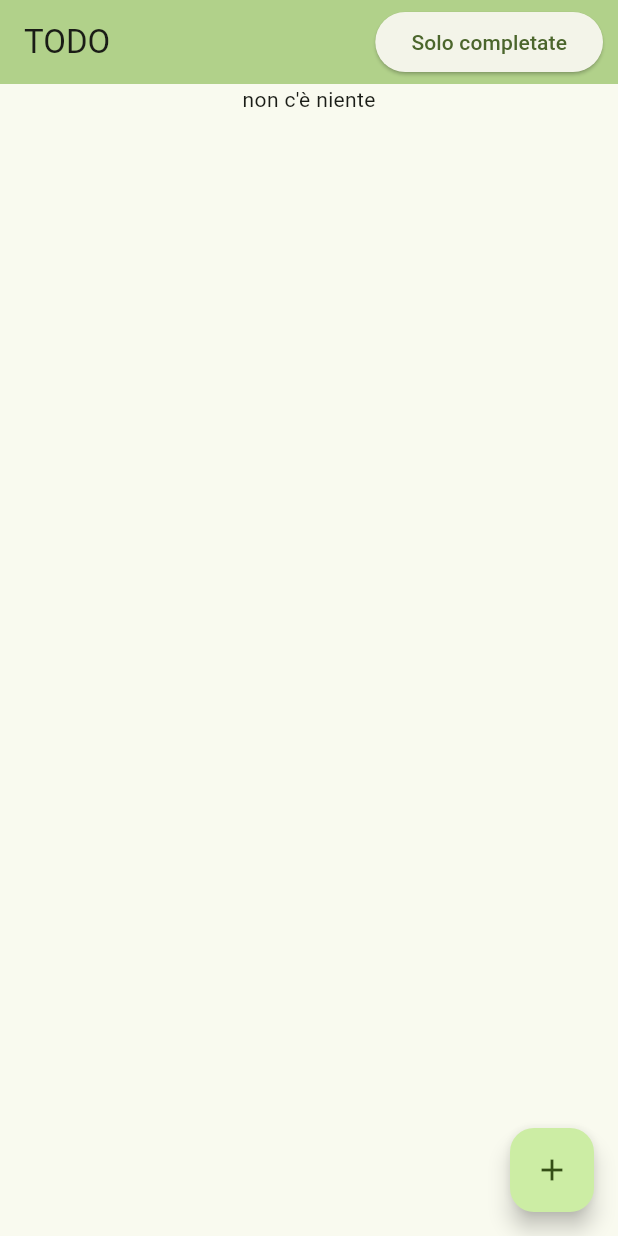
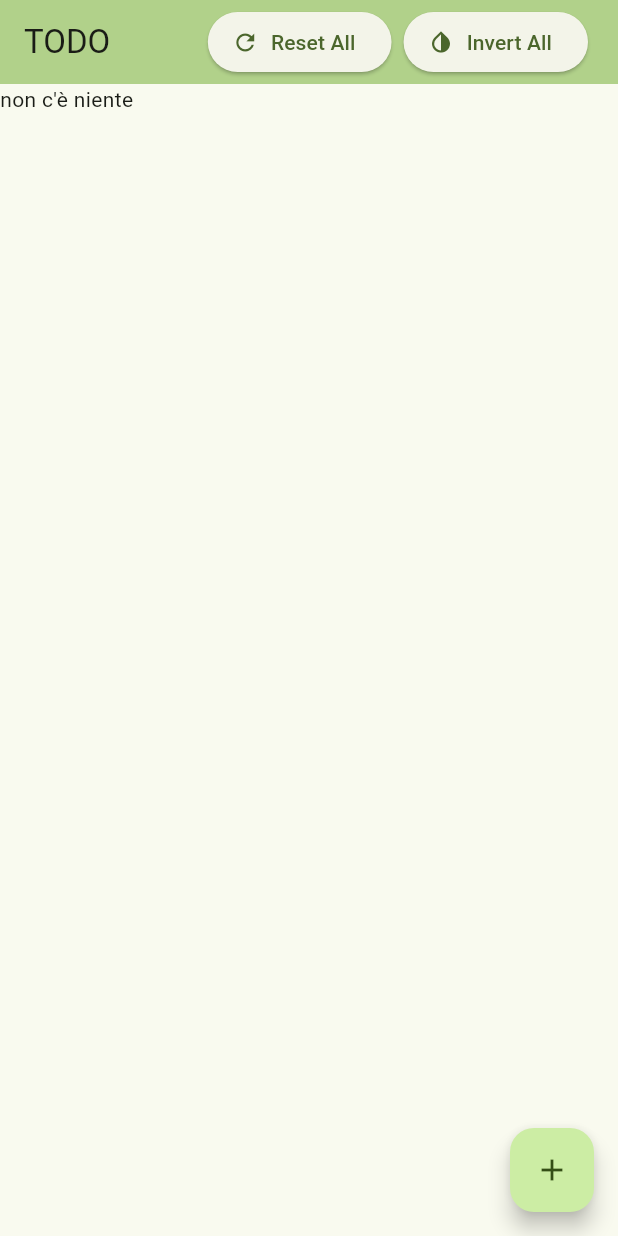
Before and after one commit to AlessiaTolotti/azerty-, a Flutter app: the screen it shows after launch, on a phone screen of 412 x 824 dp. Run offline on Flutter 3.47's test engine with Material 3 defaults, Android fonts, the light colour scheme and no system bars; our stand-ins replace reactive_forms.

Commit message:
fix main

```diff
--- a/lib/main.dart
+++ b/lib/main.dart
@@ -23,6 +23,7 @@ class MyApp extends StatelessWidget {
 
 class MyHomePage extends StatefulWidget {
   const MyHomePage({super.key, required this.title});
+
   final String title;
 
   @override
@@ -31,14 +32,6 @@ class MyHomePage extends StatefulWidget {
 
 class _MyHomePageState extends State<MyHomePage> {
   final _list = <Todo>[];
-  bool showOnlyCompleted = false;
-
-  List<Todo> get _filtered {
-    if(showOnlyCompleted) {
-      return _list.where((t) => t.isDone).toList();
-    }
-    return _list;
-  }
 
   @override
   Widget build(BuildContext context) {
@@ -47,37 +40,49 @@ class _MyHomePageState extends State<MyHomePage> {
         backgroundColor: Theme.of(context).colorScheme.inversePrimary,
         title: Text(widget.title),
         actions: [
-          ElevatedButton(
+          ElevatedButton.icon(
+            icon: const Icon(Icons.refresh),
             onPressed: () {
               setState(() {
-                showOnlyCompleted = !showOnlyCompleted;
+                _list.clear();
               });
             },
-            child: Text(showOnlyCompleted ? 'Mostra tutto' : 'Solo completate'),
+            label: const Text('Reset All'),
           ),
-          const SizedBox(width: 10),
+          const SizedBox(width: 8),
+          ElevatedButton.icon(
+            icon: const Icon(Icons.invert_colors),
+            onPressed: () {
+              setState(() {
+                for (var i = 0; i < _list.length; i++) {
+                  _list[i].isDone = !_list[i].isDone;
+                }
+              });
+            },
+            label: const Text('Invert All'),
+          ),
+          const SizedBox(width: 20),
         ],
       ),
       body: Center(
         child: ListView(
           children: [
-            if(_filtered.isEmpty)
-              const Center(child: Text("non c'è niente")),
-            for (var i = 0; i < _filtered.length; i++)
+            if (_list.isEmpty)
+              const Text("non c'è niente"),
+            for (final (i, todo) in _list.indexed)
               CheckboxListTile(
-                value: _filtered[i].isDone,
+                value: todo.isDone,
                 title: Text(
-                  _filtered[i].title,
+                  todo.title,
                   style: TextStyle(
-                    decoration: _filtered[i].isDone ? TextDecoration.lineThrough : null,
+                    decoration: todo.isDone ? TextDecoration.lineThrough : null,
                   ),
                 ),
                 onChanged: (value) {
-                  if(value == null) return;
+                  if (value == null) return;
                   setState(() {
-                    _filtered[i].isDone = value;
+                    _list[i].isDone = value;
                   });
-
                 },
               ),
           ],
@@ -90,16 +95,16 @@ class _MyHomePageState extends State<MyHomePage> {
     );
   }
 
-  void _goToAddTask() async {
+  Future<void> _goToAddTask() async {
     final result = await Navigator.push<Todo>(
       context,
       MaterialPageRoute(builder: (context) => const AddTaskPage()),
     );
 
-    if(result != null) {
-      setState(() {
-        _list.add(result);
-      });
-    }
+    if (result == null) return;
+
+    setState(() {
+      _list.add(result);
+    });
   }
 }
```
